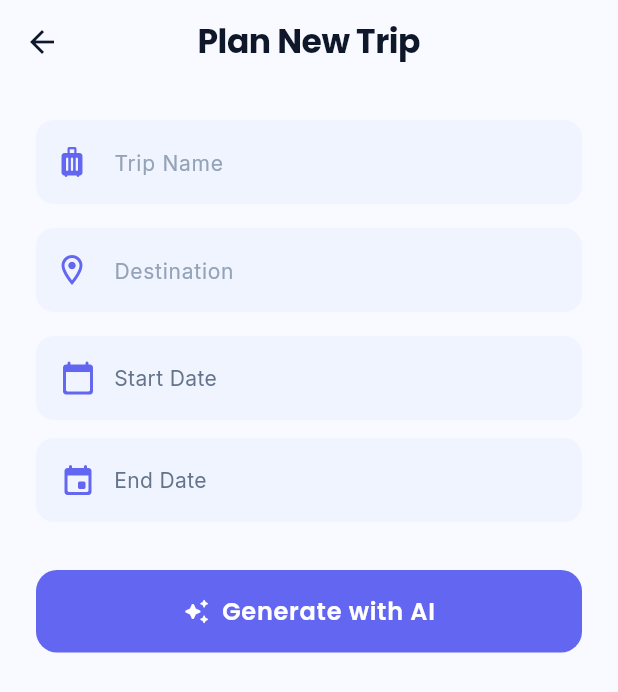
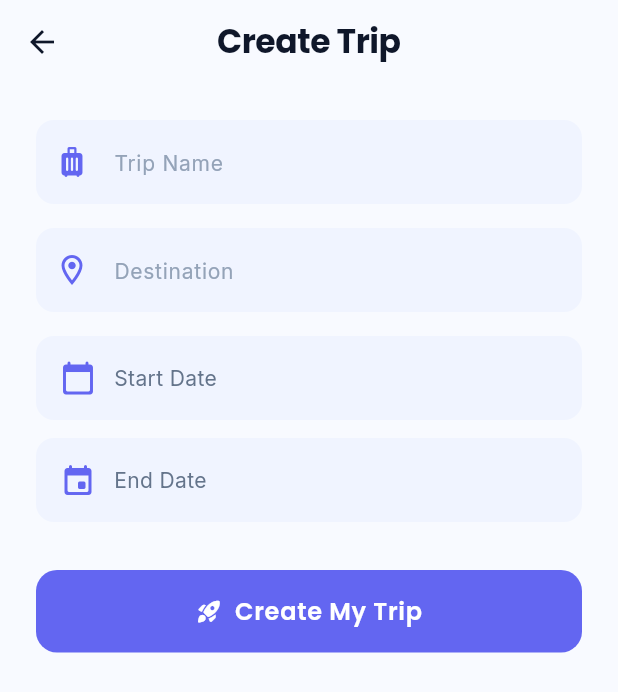
Before and after one commit to raushanmaurya75/traveloop, a Flutter app: the CreateTripScreen screen opened directly, on a phone screen of 412 x 824 dp. Shown: the top 692 px of the screen. Run offline on Flutter 3.47's test engine with Material 3 defaults, Android fonts, the phone set to English and light mode, and no system bars; our stand-ins replace fl_chart, flutter_dotenv, google_fonts, image_picker, isar, share_plus; accounts and stored records are empty; generated files the repository leaves out were written again.

Commit message:
fix: remove AI references from UI, fix Redmi 9 APK

```diff
--- a/lib/screens/create_trip_screen.dart
+++ b/lib/screens/create_trip_screen.dart
@@ -90,7 +90,7 @@ class _CreateTripScreenState extends State<CreateTripScreen> {
         Scaffold(
           backgroundColor: AppColors.background,
           appBar: AppBar(
-            title: Text('Plan New Trip',
+            title: Text('Create Trip',
                 style: GoogleFonts.poppins(fontWeight: FontWeight.w700)),
           ),
           body: Form(
@@ -126,8 +126,8 @@ class _CreateTripScreenState extends State<CreateTripScreen> {
                 const SizedBox(height: 32),
                 FilledButton.icon(
                   onPressed: _loading ? null : _generate,
-                  icon: const Icon(Icons.auto_awesome_rounded),
-                  label: Text('Generate with AI',
+                  icon: const Icon(Icons.rocket_launch_rounded),
+                  label: Text('Create My Trip',
                       style: GoogleFonts.poppins(
                           fontWeight: FontWeight.w600, fontSize: 16)),
                   style: FilledButton.styleFrom(
@@ -179,7 +179,7 @@ class _CreateTripScreenState extends State<CreateTripScreen> {
               ),
               const SizedBox(height: 24),
               Text(
-                'Generating your\ndream trip...',
+                'Planning your trip...',
                 textAlign: TextAlign.center,
                 style: GoogleFonts.poppins(
                   fontSize: 18,
@@ -190,7 +190,7 @@ class _CreateTripScreenState extends State<CreateTripScreen> {
               ),
               const SizedBox(height: 8),
               Text(
-                'Our AI is crafting a personalized\nitinerary just for you.',
+                'Building your personalized\nitinerary. Please wait.',
                 textAlign: TextAlign.center,
                 style: GoogleFonts.inter(
                   fontSize: 13,
```
